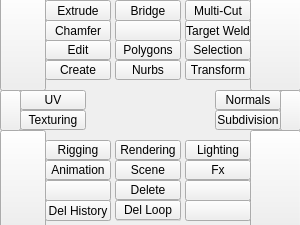
m3trik/Scripts_portable, file tk_ui/main.ui: the form before one commit.
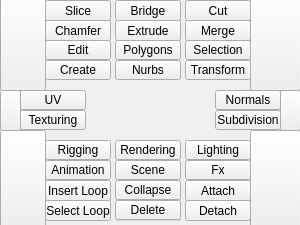
The form after the commit.

The edit to the form file:
```diff
--- a/tk_ui/main.ui
+++ b/tk_ui/main.ui
@@ -76,7 +76,7 @@
      </rect>
     </property>
     <property name="whatsThis">
-     <string>i020</string>
+     <string>symmetry</string>
     </property>
     <property name="text">
      <string/>
@@ -585,40 +585,11 @@
       <string>Bridge</string>
      </property>
     </widget>
-    <widget class="QPushButton" name="v008">
-     <property name="geometry">
-      <rect>
-       <x>0</x>
-       <y>20</y>
-       <width>66</width>
-       <height>21</height>
-      </rect>
-     </property>
-     <property name="toolTip">
-      <string/>
-     </property>
-     <property name="text">
-      <string/>
-     </property>
-    </widget>
-   </widget>
-   <widget class="QGroupBox" name="g000">
-    <property name="geometry">
-     <rect>
-      <x>45</x>
-      <y>0</y>
-      <width>66</width>
-      <height>41</height>
-     </rect>
-    </property>
-    <property name="title">
-     <string/>
-    </property>
     <widget class="QPushButton" name="v000">
      <property name="geometry">
       <rect>
        <x>0</x>
-       <y>0</y>
+       <y>20</y>
        <width>66</width>
        <height>21</height>
       </rect>
@@ -630,6 +601,19 @@
       <string>Extrude</string>
      </property>
     </widget>
+   </widget>
+   <widget class="QGroupBox" name="g000">
+    <property name="geometry">
+     <rect>
+      <x>45</x>
+      <y>0</y>
+      <width>66</width>
+      <height>41</height>
+     </rect>
+    </property>
+    <property name="title">
+     <string/>
+    </property>
     <widget class="QPushButton" name="v012">
      <property name="geometry">
       <rect>
@@ -646,6 +630,22 @@
       <string>Chamfer</string>
      </property>
     </widget>
+    <widget class="QPushButton" name="v003">
+     <property name="geometry">
+      <rect>
+       <x>0</x>
+       <y>0</y>
+       <width>66</width>
+       <height>21</height>
+      </rect>
+     </property>
+     <property name="toolTip">
+      <string>Delete</string>
+     </property>
+     <property name="text">
+      <string>Slice</string>
+     </property>
+    </widget>
    </widget>
    <widget class="QGroupBox" name="g002">
     <property name="geometry">
@@ -672,7 +672,7 @@
       <string>Multi-Cut</string>
      </property>
      <property name="text">
-      <string>Multi-Cut</string>
+      <string>Cut</string>
      </property>
     </widget>
     <widget class="QPushButton" name="v013">
@@ -688,7 +688,7 @@
       <string/>
      </property>
      <property name="text">
-      <string>Target Weld</string>
+      <string>Merge</string>
      </property>
     </widget>
    </widget>
@@ -704,26 +704,26 @@
     <property name="title">
      <string/>
     </property>
-    <widget class="QPushButton" name="v003">
-     <property name="geometry">
-      <rect>
-       <x>0</x>
-       <y>20</y>
-       <width>66</width>
-       <height>21</height>
-      </rect>
-     </property>
-     <property name="toolTip">
-      <string>Delete</string>
-     </property>
-     <property name="text">
-      <string>Del History</string>
-     </property>
-    </widget>
     <widget class="QPushButton" name="v009">
      <property name="geometry">
       <rect>
        <x>0</x>
+       <y>20</y>
+       <width>66</width>
+       <height>21</height>
+      </rect>
+     </property>
+     <property name="toolTip">
+      <string/>
+     </property>
+     <property name="text">
+      <string>Select Loop</string>
+     </property>
+    </widget>
+    <widget class="QPushButton" name="v008">
+     <property name="geometry">
+      <rect>
+       <x>0</x>
        <y>0</y>
        <width>66</width>
        <height>21</height>
@@ -733,7 +733,7 @@
       <string/>
      </property>
      <property name="text">
-      <string/>
+      <string>Insert Loop</string>
      </property>
     </widget>
    </widget>
@@ -749,27 +749,11 @@
     <property name="title">
      <string/>
     </property>
-    <widget class="QPushButton" name="v005">
-     <property name="geometry">
-      <rect>
-       <x>0</x>
-       <y>20</y>
-       <width>66</width>
-       <height>20</height>
-      </rect>
-     </property>
-     <property name="toolTip">
-      <string>Minimize Window</string>
-     </property>
-     <property name="text">
-      <string>Del Loop</string>
-     </property>
-    </widget>
     <widget class="QPushButton" name="v004">
      <property name="geometry">
       <rect>
        <x>0</x>
-       <y>0</y>
+       <y>20</y>
        <width>66</width>
        <height>20</height>
       </rect>
@@ -781,6 +765,22 @@
       <string>Delete</string>
      </property>
     </widget>
+    <widget class="QPushButton" name="v005">
+     <property name="geometry">
+      <rect>
+       <x>0</x>
+       <y>0</y>
+       <width>66</width>
+       <height>20</height>
+      </rect>
+     </property>
+     <property name="toolTip">
+      <string>Minimize Window</string>
+     </property>
+     <property name="text">
+      <string>Collapse</string>
+     </property>
+    </widget>
    </widget>
    <widget class="QGroupBox" name="g005">
     <property name="geometry">
@@ -794,26 +794,26 @@
     <property name="title">
      <string/>
     </property>
-    <widget class="QPushButton" name="v011">
-     <property name="geometry">
-      <rect>
-       <x>0</x>
-       <y>20</y>
-       <width>66</width>
-       <height>21</height>
-      </rect>
-     </property>
-     <property name="toolTip">
-      <string/>
-     </property>
-     <property name="text">
-      <string/>
-     </property>
-    </widget>
     <widget class="QPushButton" name="v010">
      <property name="geometry">
       <rect>
        <x>0</x>
+       <y>20</y>
+       <width>66</width>
+       <height>21</height>
+      </rect>
+     </property>
+     <property name="toolTip">
+      <string/>
+     </property>
+     <property name="text">
+      <string>Detach</string>
+     </property>
+    </widget>
+    <widget class="QPushButton" name="v011">
+     <property name="geometry">
+      <rect>
+       <x>0</x>
        <y>0</y>
        <width>66</width>
        <height>21</height>
@@ -823,7 +823,7 @@
       <string/>
      </property>
      <property name="text">
-      <string/>
+      <string>Attach</string>
      </property>
     </widget>
    </widget>
```
